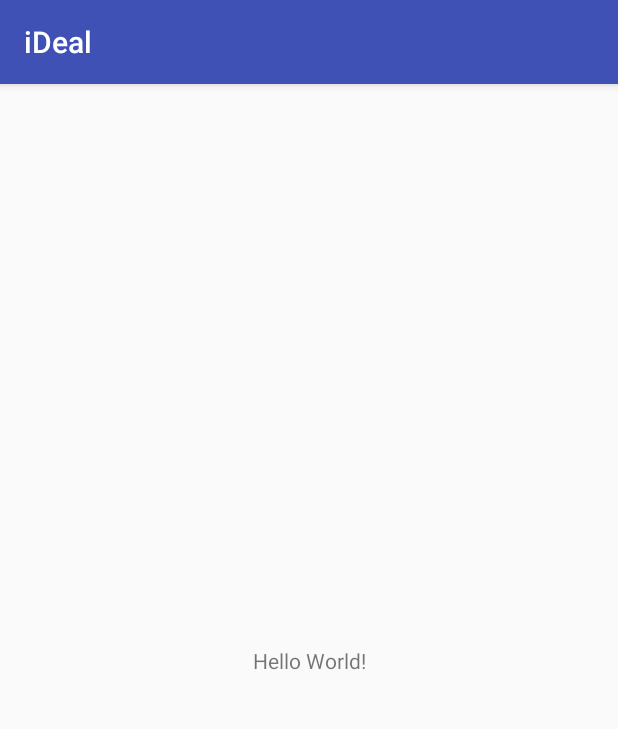
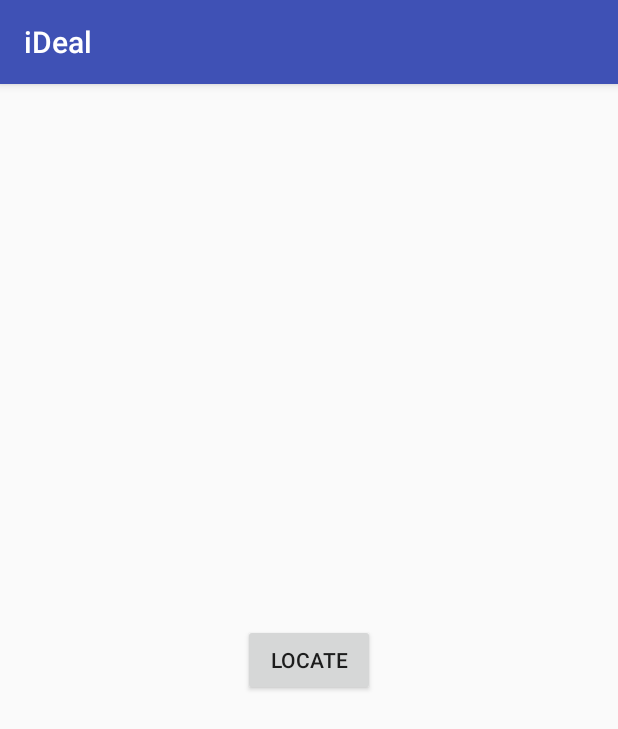
Before and after one commit to iDeal-wjc/iDeal-Android, an Android app: the screen it shows after launch (MainActivity), on a phone screen of 412 x 824 dp. Shown: the top 729 px of the screen. Run offline under Robolectric (Android 15) with nearby library versions, the phone set to English and light mode, and no system bars; libraries missing offline, so code that uses them is left out: com.amap.api.

Commit message:
no message

```diff
--- a/app/src/main/java/com/ideal/test/ideal/MainActivity.kt
+++ b/app/src/main/java/com/ideal/test/ideal/MainActivity.kt
@@ -4,23 +4,41 @@ import android.annotation.TargetApi
 import android.os.Build
 import android.os.Bundle
 import android.support.v7.app.AppCompatActivity
+import android.widget.Toast
 import com.amap.api.location.AMapLocation
 import com.amap.api.location.AMapLocationClient
 import com.amap.api.location.AMapLocationListener
-
+import kotlinx.android.synthetic.main.activity_main.*
 
 
 class MainActivity : AppCompatActivity() {
 
-    private val SDK_PERMISSION_REQUEST = 1
-    //声明AMapLocationClient类对象
+    companion object {
+        private const val SDK_PERMISSION_REQUEST = 1
+    }
+
     private var locationClient: AMapLocationClient? = null
     private var aMapLocation: AMapLocation? = null
+    private var permissionsGranted = false
 
     override fun onCreate(savedInstanceState: Bundle?) {
         super.onCreate(savedInstanceState)
         setContentView(R.layout.activity_main)
         checkPermissions()
+
+        button_locate.setOnClickListener { _ ->
+            if (! permissionsGranted) return@setOnClickListener
+            val mAMapLocationListener = AMapLocationListener { location ->
+                if (location.errorCode == 0) {
+                    aMapLocation = location
+                    Toast.makeText(this, location.toString(), Toast.LENGTH_LONG).show()
+                    locationClient?.stopLocation()
+                }
+            }
+            locationClient = AMapLocationClient(applicationContext)
+            locationClient?.setLocationListener(mAMapLocationListener)
+            locationClient?.startLocation()
+        }
     }
 
     @TargetApi(Build.VERSION_CODES.M)
@@ -30,7 +48,8 @@ class MainActivity : AppCompatActivity() {
         if (permission.isNotEmpty()) {
             // 申请一个（或多个）权限，并提供用于回调返回的获取码（用户定义）
             requestPermissions(permission.toTypedArray(), SDK_PERMISSION_REQUEST)
-            return
+        } else {
+            permissionsGranted = true
         }
     }
 
@@ -38,19 +57,7 @@ class MainActivity : AppCompatActivity() {
         super.onRequestPermissionsResult(requestCode, permissions, grantResults)
         when (requestCode) {
             SDK_PERMISSION_REQUEST -> {
-                //异步获取定位结果
-                val mAMapLocationListener = AMapLocationListener { location ->
-                    if (location != null && location.errorCode == 0) {
-                        aMapLocation = location
-                    }
-                }
-
-                //初始化定位
-                locationClient = AMapLocationClient(applicationContext)
-                //设置定位回调监听
-                locationClient?.setLocationListener(mAMapLocationListener)
-                //启动定位
-                locationClient?.startLocation()
+                permissionsGranted = true
             }
         }
     }
--- a/app/src/main/res/layout/activity_main.xml
+++ b/app/src/main/res/layout/activity_main.xml
@@ -6,13 +6,18 @@
     android:layout_height="match_parent"
     tools:context=".MainActivity">
 
-    <TextView
+    <Button
+        android:id="@+id/button_locate"
         android:layout_width="wrap_content"
         android:layout_height="wrap_content"
-        android:text="Hello World!"
+        android:layout_marginBottom="8dp"
+        android:layout_marginEnd="8dp"
+        android:layout_marginStart="8dp"
+        android:layout_marginTop="8dp"
+        android:text="Locate"
         app:layout_constraintBottom_toBottomOf="parent"
-        app:layout_constraintLeft_toLeftOf="parent"
-        app:layout_constraintRight_toRightOf="parent"
+        app:layout_constraintEnd_toEndOf="parent"
+        app:layout_constraintStart_toStartOf="parent"
         app:layout_constraintTop_toTopOf="parent" />
 
 </android.support.constraint.ConstraintLayout>
```
